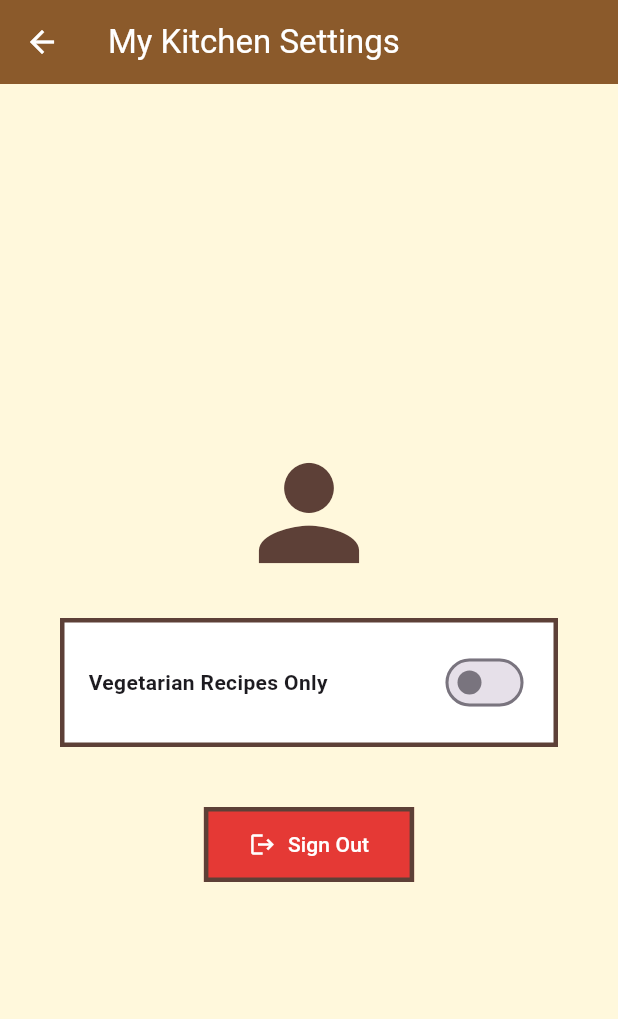
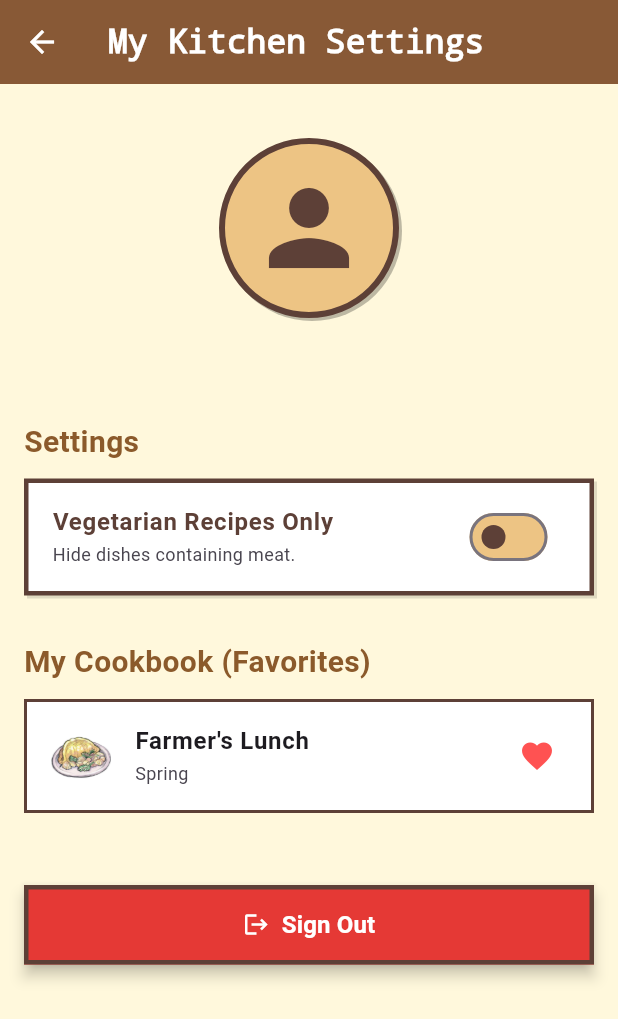
Before and after one commit to Weee7295/RecipeZip, a Flutter app: the ProfileScreen screen opened directly, on a phone screen of 412 x 824 dp. Shown: the top 1019 px of the screen. Run offline on Flutter 3.47's test engine with Material 3 defaults, Android fonts, the phone set to English and light mode, and no system bars; our stand-ins replace firebase_auth, firebase_core; missing offline and left inert: firebase_ui_auth, firebase_ui_oauth_google; accounts and stored records are empty.

Commit message:
update profile screen

```diff
--- a/lib/views/profile_screen.dart
+++ b/lib/views/profile_screen.dart
@@ -1,53 +1,167 @@
 import 'package:flutter/material.dart';
 import 'package:firebase_auth/firebase_auth.dart';
-
+import '../models/recipe_model.dart'; // Make sure this path is correct for your app
+import 'recipe_detail_screen.dart';
 
 // ========================================================================
 // PROFILE / SETTINGS SCREEN
 // ========================================================================
-class ProfileScreen extends StatelessWidget {
+class ProfileScreen extends StatefulWidget {
   const ProfileScreen({super.key});
 
   @override
+  State<ProfileScreen> createState() => _ProfileScreenState();
+}
+
+class _ProfileScreenState extends State<ProfileScreen> {
+  // Local state for the Vegetarian toggle
+  bool _isVegetarianOnly = false;
+
+  @override
   Widget build(BuildContext context) {
+    // 1. Get the current user to display their email/name
+    final User? currentUser = FirebaseAuth.instance.currentUser;
+
+    // 2. Filter our global recipe list to only show ones where isFavourite is true
+    final List<Recipe> favoriteRecipes = allRecipes.where((r) => r.isFavourite).toList();
+
     return Scaffold(
       backgroundColor: const Color(0xFFFFF8DC),
       appBar: AppBar(
         backgroundColor: const Color(0xFF8B5A2B),
         foregroundColor: Colors.white,
-        title: const Text('My Kitchen Settings'),
+        title: const Text('My Kitchen Settings', style: TextStyle(fontWeight: FontWeight.bold, fontFamily: 'Courier')),
+        elevation: 4,
       ),
-      body: Center(
+      // SingleChildScrollView prevents overflow errors on smaller screens
+      body: SingleChildScrollView(
+        padding: const EdgeInsets.all(16.0),
         child: Column(
-          mainAxisAlignment: MainAxisAlignment.center,
+          crossAxisAlignment: CrossAxisAlignment.stretch,
           children: [
-            const Icon(Icons.person, size: 100, color: Color(0xFF5D4037)),
+
+            // --- SECTION 1: PROFILE PICTURE & INFO ---
             const SizedBox(height: 20),
+            Center(
+              child: Container(
+                width: 120,
+                height: 120,
+                decoration: BoxDecoration(
+                  color: const Color(0xFFEDC484),
+                  shape: BoxShape.circle,
+                  border: Border.all(color: const Color(0xFF5D4037), width: 4),
+                  boxShadow: const [BoxShadow(color: Colors.black26, offset: Offset(2, 2))],
+                ),
+                child: const Icon(Icons.person, size: 80, color: Color(0xFF5D4037)),
+              ),
+            ),
+            const SizedBox(height: 12),
+            Center(
+              child: Text(
+                currentUser?.email ?? 'Guest Farmer',
+                style: const TextStyle(fontSize: 18, fontWeight: FontWeight.bold, color: Color(0xFF5D4037)),
+              ),
+            ),
+            const SizedBox(height: 30),
 
-            // Placeholder for your Vegetarian Toggle
+            // --- SECTION 2: APP SETTINGS (VEG TOGGLE) ---
+            const Text(
+              'Settings',
+              style: TextStyle(fontSize: 20, fontWeight: FontWeight.bold, color: Color(0xFF8B5A2B)),
+            ),
+            const SizedBox(height: 10),
             Container(
-              padding: const EdgeInsets.all(16),
-              margin: const EdgeInsets.symmetric(horizontal: 40),
               decoration: BoxDecoration(
                 color: Colors.white,
                 border: Border.all(color: const Color(0xFF5D4037), width: 3),
+                boxShadow: const [BoxShadow(color: Colors.black12, offset: Offset(2, 2))],
               ),
-              child: Row(
-                mainAxisAlignment: MainAxisAlignment.spaceBetween,
-                children: [
-                  const Text('Vegetarian Recipes Only', style: TextStyle(fontWeight: FontWeight.bold)),
-                  Switch(
-                    value: false, // You can link this to state later
-                    onChanged: (val) {},
-                    activeColor: const Color(0xFF4CAF50),
-                  ),
-                ],
+              child: SwitchListTile(
+                title: const Text('Vegetarian Recipes Only', style: TextStyle(fontWeight: FontWeight.bold, color: Color(0xFF5D4037))),
+                subtitle: const Text('Hide dishes containing meat.', style: TextStyle(fontSize: 12)),
+                activeColor: Colors.white,
+                activeTrackColor: const Color(0xFF4CAF50),
+                inactiveThumbColor: const Color(0xFF5D4037),
+                inactiveTrackColor: const Color(0xFFEDC484),
+                value: _isVegetarianOnly,
+                onChanged: (bool value) {
+                  setState(() {
+                    _isVegetarianOnly = value;
+                  });
+                  // NOTE: To make this filter the dashboard, you will eventually
+                  // need to lift this state up or use a state manager like Provider!
+                },
               ),
             ),
+            const SizedBox(height: 30),
+
+            // --- SECTION 3: FAVORITE RECIPES LIST ---
+            const Text(
+              'My Cookbook (Favorites)',
+              style: TextStyle(fontSize: 20, fontWeight: FontWeight.bold, color: Color(0xFF8B5A2B)),
+            ),
+            const SizedBox(height: 10),
+
+            // If the user hasn't favorited anything, show a friendly message
+            if (favoriteRecipes.isEmpty)
+              Container(
+                padding: const EdgeInsets.all(20),
+                decoration: BoxDecoration(
+                  color: Colors.white.withOpacity(0.5),
+                  border: Border.all(color: Colors.grey, width: 2, style: BorderStyle.solid),
+                  borderRadius: BorderRadius.circular(8),
+                ),
+                child: const Center(
+                  child: Text(
+                    "You haven't added any recipes to your favorites yet.\n\nTap the heart icon on a recipe card to save it here!",
+                    textAlign: TextAlign.center,
+                    style: TextStyle(fontStyle: FontStyle.italic, color: Color(0xFF5D4037)),
+                  ),
+                ),
+              )
+            else
+              // Build a neat list of all their favorited items
+              ListView.builder(
+                shrinkWrap: true, // Crucial when putting a ListView inside a ScrollView
+                physics: const NeverScrollableScrollPhysics(),
+                itemCount: favoriteRecipes.length,
+                itemBuilder: (context, index) {
+                  final recipe = favoriteRecipes[index];
+                  return GestureDetector(
+                    onTap: () async {
+                      // Navigate to the detail screen, and refresh when returning
+                      // just in case they unfavorited it while looking at it!
+                      await Navigator.push(
+                        context,
+                        MaterialPageRoute(builder: (context) => RecipeDetailScreen(recipe: recipe)),
+                      );
+                      setState(() {});
+                    },
+                    child: Container(
+                      margin: const EdgeInsets.only(bottom: 8),
+                      decoration: BoxDecoration(
+                        color: Colors.white,
+                        border: Border.all(color: const Color(0xFF5D4037), width: 2),
+                      ),
+                      child: ListTile(
+                        leading: Image.asset(
+                          recipe.iconImage,
+                          width: 40,
+                          height: 40,
+                          errorBuilder: (c, e, s) => const Icon(Icons.fastfood, color: Color(0xFF5D4037)),
+                        ),
+                        title: Text(recipe.title, style: const TextStyle(fontWeight: FontWeight.bold)),
+                        subtitle: Text(recipe.season, style: const TextStyle(fontSize: 12)),
+                        trailing: const Icon(Icons.favorite, color: Colors.redAccent),
+                      ),
+                    ),
+                  );
+                },
+              ),
 
             const SizedBox(height: 40),
 
-            // Safe Log Out Logic
+            // --- SECTION 4: SAFE LOG OUT ---
             FilledButton.icon(
               onPressed: () async {
                 await FirebaseAuth.instance.signOut();
@@ -56,7 +170,7 @@ class ProfileScreen extends StatelessWidget {
                 }
               },
               icon: const Icon(Icons.logout),
-              label: const Text('Sign Out'),
+              label: const Text('Sign Out', style: TextStyle(fontWeight: FontWeight.bold, fontSize: 16)),
               style: FilledButton.styleFrom(
                 backgroundColor: const Color(0xFFE53935),
                 padding: const EdgeInsets.symmetric(horizontal: 30, vertical: 15),
@@ -64,8 +178,10 @@ class ProfileScreen extends StatelessWidget {
                   borderRadius: BorderRadius.zero,
                   side: BorderSide(color: Color(0xFF5D4037), width: 3),
                 ),
+                elevation: 4,
               ),
             ),
+            const SizedBox(height: 20),
           ],
         ),
       ),
```
